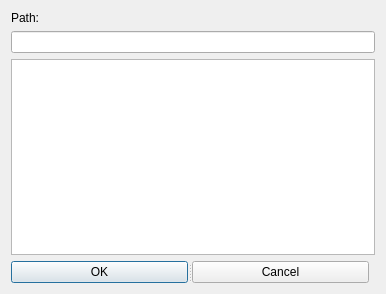
The window that hierarhy_list__release/dialog.ui (Nn0wn/garbage) describes before a commit, drawn with Qt 5.
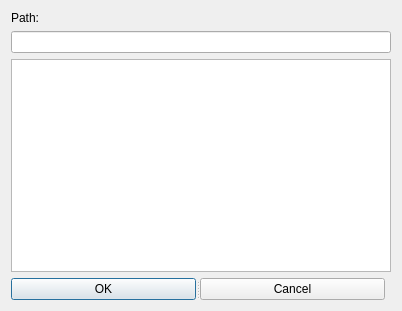
The same window after the commit.

```diff
--- a/hierarhy_list__release/dialog.ui
+++ b/hierarhy_list__release/dialog.ui
@@ -6,8 +6,8 @@
    <rect>
     <x>0</x>
     <y>0</y>
-    <width>386</width>
-    <height>294</height>
+    <width>402</width>
+    <height>311</height>
    </rect>
   </property>
   <property name="windowTitle">
```
